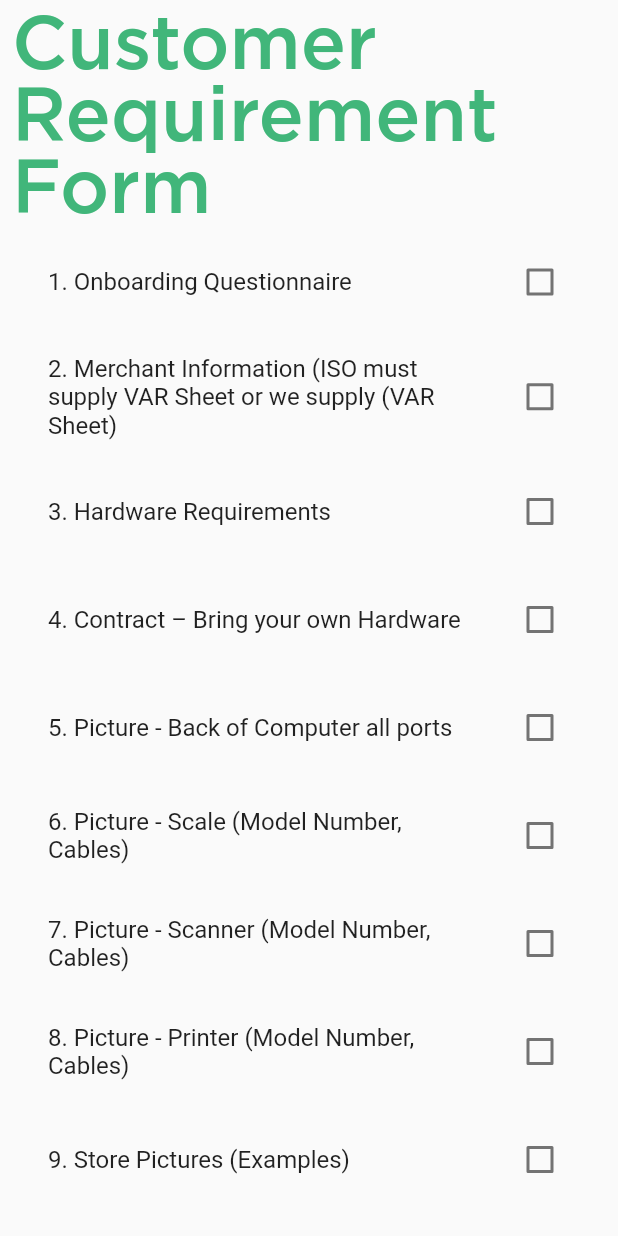
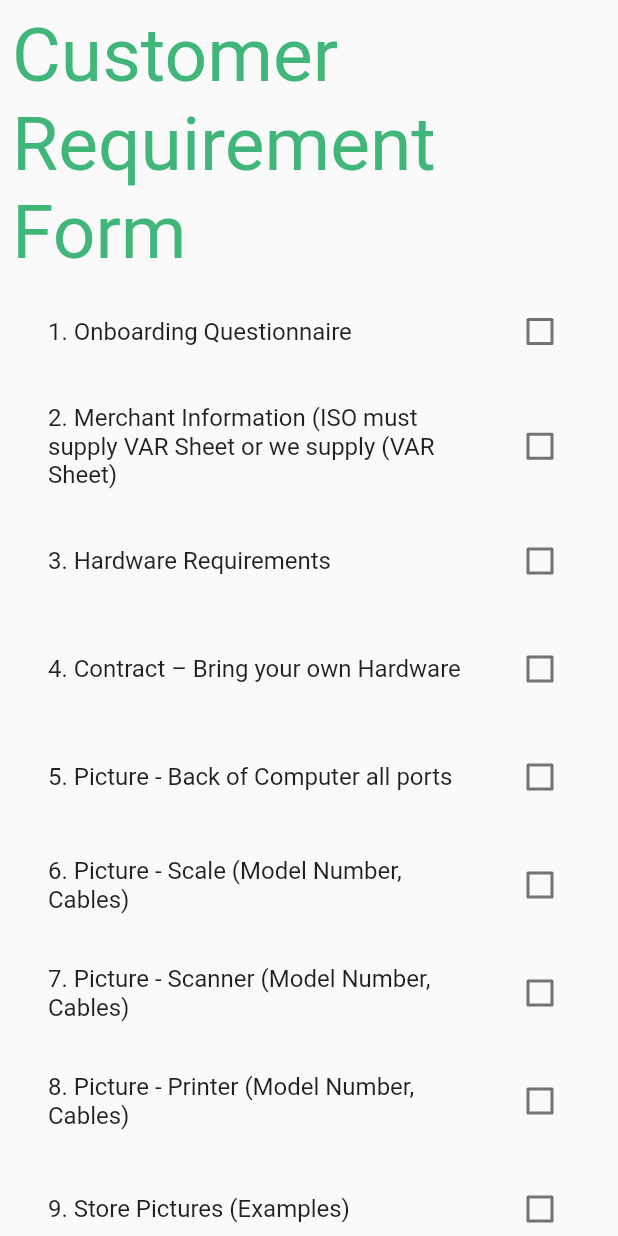
Before and after one commit to vrunds82/itretail, a Flutter app: the screen it shows after launch, on a phone screen of 412 x 824 dp. Run offline on Flutter 3.47's test engine with Material 2 defaults, Android fonts, the phone set to English and light mode, and no system bars; our stand-ins replace cached_network_image, flutter_svg, fluttertoast, image_picker.

```diff
--- a/lib/Screens/Questions_Screens/Install.dart
+++ b/lib/Screens/Questions_Screens/Install.dart
@@ -174,6 +174,10 @@ class _InstallpageState extends State<Installpage> {
 
       });
     });
+
+
+
+
   }
 
 }
--- a/lib/Screens/customer_requirement_form/customer_requirment.dart
+++ b/lib/Screens/customer_requirement_form/customer_requirment.dart
@@ -87,7 +87,7 @@ class _CustomerRequirementState extends State<CustomerRequirement> {
                   "Customer Requirement Form",
                   style: TextStyle(
                       fontSize: 50,
-                      fontFamily: 'GOTHAM-BLACK',
+
                       color: Greencolor),
                 ),
               ),
```
Also changed, not shown: pubspec.lock.
